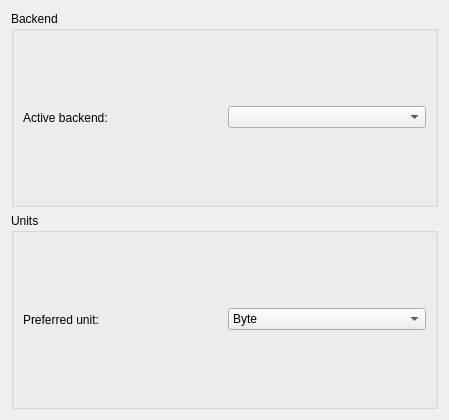
The window that src/config/configurepageadvanced.ui (KDE/partitionmanager) describes before a commit, drawn with Qt 5.
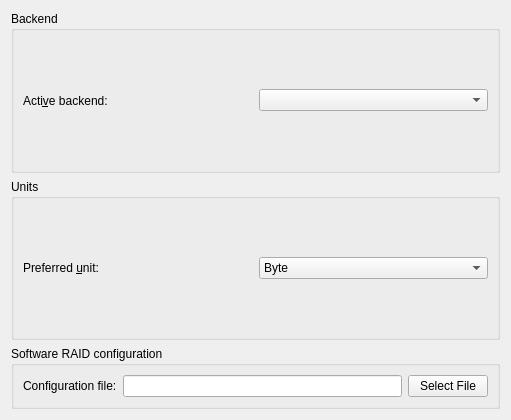
The same window after the commit.

Commit message: Setting RAID configuration file path through GUI.

Patch:
```diff
--- a/src/config/configurepageadvanced.ui
+++ b/src/config/configurepageadvanced.ui
@@ -6,12 +6,18 @@
    <rect>
     <x>0</x>
     <y>0</y>
-    <width>449</width>
+    <width>511</width>
     <height>420</height>
    </rect>
   </property>
-  <layout class="QVBoxLayout" name="verticalLayout">
-   <item>
+  <property name="maximumSize">
+   <size>
+    <width>16777215</width>
+    <height>420</height>
+   </size>
+  </property>
+  <layout class="QGridLayout" name="gridLayout">
+   <item row="0" column="0">
     <widget class="QGroupBox" name="groupBox_5">
      <property name="sizePolicy">
       <sizepolicy hsizetype="Preferred" vsizetype="Preferred">
@@ -26,7 +32,7 @@
       <item>
        <widget class="QLabel" name="label_4">
         <property name="text">
-         <string>Active backend:</string>
+         <string>Acti&amp;ve backend:</string>
         </property>
         <property name="buddy">
          <cstring>m_ComboBackend</cstring>
@@ -39,7 +45,47 @@
      </layout>
     </widget>
    </item>
-   <item>
+   <item row="2" column="0">
+    <widget class="QGroupBox" name="groupBox">
+     <property name="title">
+      <string>Software RAID configuration</string>
+     </property>
+     <layout class="QHBoxLayout" name="horizontalLayout">
+      <item>
+       <widget class="QLabel" name="label">
+        <property name="text">
+         <string>Configuration file:</string>
+        </property>
+        <property name="buddy">
+         <cstring>raidConfigFilePath</cstring>
+        </property>
+       </widget>
+      </item>
+      <item>
+       <layout class="QHBoxLayout" name="horizontalLayout_4">
+        <item>
+         <widget class="QLineEdit" name="raidConfigFilePath">
+          <property name="enabled">
+           <bool>true</bool>
+          </property>
+          <property name="readOnly">
+           <bool>true</bool>
+          </property>
+         </widget>
+        </item>
+        <item>
+         <widget class="QPushButton" name="selectRaidFileButton">
+          <property name="text">
+           <string>Select File</string>
+          </property>
+         </widget>
+        </item>
+       </layout>
+      </item>
+     </layout>
+    </widget>
+   </item>
+   <item row="1" column="0">
     <widget class="QGroupBox" name="groupBox_6">
      <property name="sizePolicy">
       <sizepolicy hsizetype="Preferred" vsizetype="Preferred">
@@ -50,11 +96,11 @@
      <property name="title">
       <string>Units</string>
      </property>
-     <layout class="QHBoxLayout" name="horizontalLayout_4">
+     <layout class="QHBoxLayout" name="horizontalLayout_2">
       <item>
        <widget class="QLabel" name="label_5">
         <property name="text">
-         <string>Preferred unit:</string>
+         <string>Preferred &amp;unit:</string>
         </property>
         <property name="buddy">
          <cstring>m_ComboBackend</cstring>
```
The commit also changes 3 other files.
